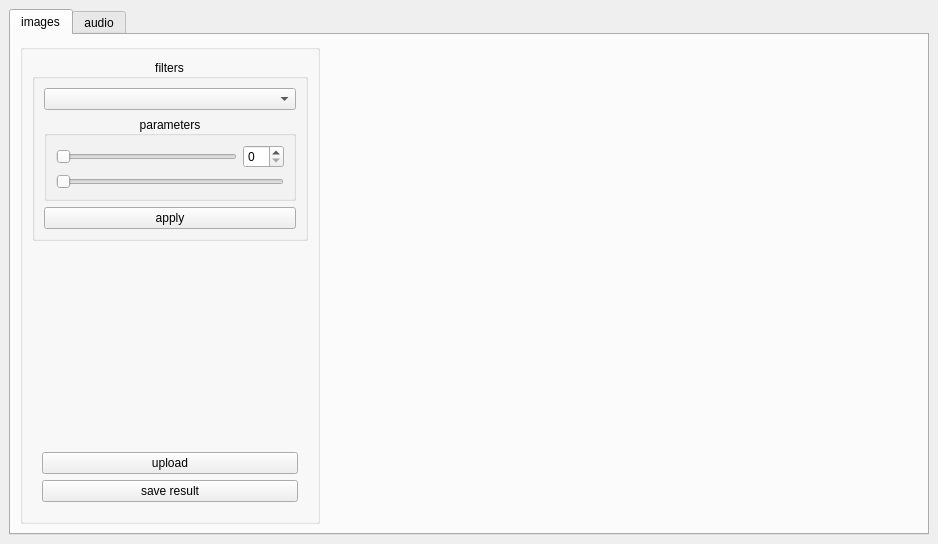
This is FFT-processing/mainwindow.ui in 5arcoramphu5/image-and-audio-processing-with-FFT as Qt 5 draws it before an edit. The edited form follows.
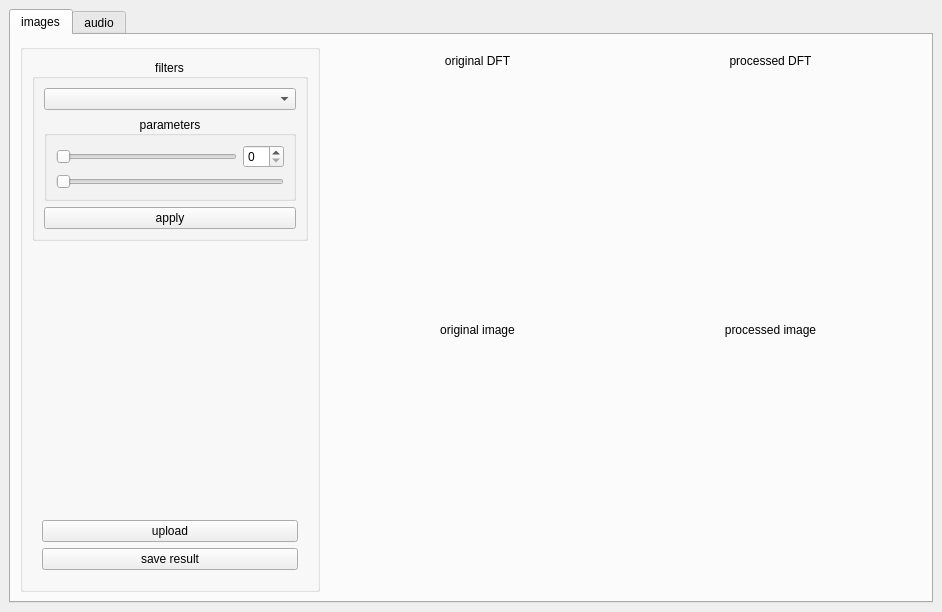
This is the edited form. Icons and pictures are not drawn.

Commit message: normalizing dft images, cosmetic changes - images part done :)

Diff of the .ui file:
```diff
--- a/FFT-processing/mainwindow.ui
+++ b/FFT-processing/mainwindow.ui
@@ -6,8 +6,8 @@
    <rect>
     <x>0</x>
     <y>0</y>
-    <width>938</width>
-    <height>544</height>
+    <width>942</width>
+    <height>612</height>
    </rect>
   </property>
   <property name="sizePolicy">
@@ -239,21 +239,84 @@
         <item>
          <layout class="QGridLayout" name="images_layout">
           <property name="leftMargin">
-           <number>20</number>
+           <number>10</number>
           </property>
           <property name="topMargin">
-           <number>20</number>
+           <number>10</number>
           </property>
           <property name="rightMargin">
-           <number>20</number>
+           <number>10</number>
           </property>
           <property name="bottomMargin">
-           <number>20</number>
+           <number>10</number>
           </property>
           <property name="spacing">
-           <number>20</number>
+           <number>10</number>
           </property>
+          <item row="0" column="0">
+           <layout class="QVBoxLayout" name="unprocessedDFTLayout">
+            <property name="spacing">
+             <number>3</number>
+            </property>
+            <item>
+             <widget class="QLabel" name="label">
+              <property name="maximumSize">
+               <size>
+                <width>16777215</width>
+                <height>20</height>
+               </size>
+              </property>
+              <property name="text">
+               <string>original DFT</string>
+              </property>
+              <property name="alignment">
+               <set>Qt::AlignCenter</set>
+              </property>
+             </widget>
+            </item>
+            <item>
+             <widget class="QLabel" name="unprocessedImageDFT">
+              <property name="sizePolicy">
+               <sizepolicy hsizetype="Expanding" vsizetype="Expanding">
+                <horstretch>0</horstretch>
+                <verstretch>0</verstretch>
+               </sizepolicy>
+              </property>
+              <property name="text">
+               <string/>
+              </property>
+              <property name="pixmap">
+               <pixmap>../../../../../../run/user/1000/doc/4189995d/gray.png</pixmap>
+              </property>
+              <property name="scaledContents">
+               <bool>true</bool>
+              </property>
+              <property name="alignment">
+               <set>Qt::AlignCenter</set>
+              </property>
+              <property name="margin">
+               <number>0</number>
+              </property>
+             </widget>
+            </item>
+           </layout>
+          </item>
           <item row="0" column="1">
+           <layout class="QVBoxLayout" name="processedDFTLayout">
+            <property name="spacing">
+             <number>3</number>
+            </property>
+            <item>
+             <widget class="QLabel" name="label_2">
+              <property name="text">
+               <string>processed DFT</string>
+              </property>
+              <property name="alignment">
+               <set>Qt::AlignCenter</set>
+              </property>
+             </widget>
+            </item>
+            <item>
            <widget class="QLabel" name="processedImageDFT">
             <property name="sizePolicy">
              <sizepolicy hsizetype="Expanding" vsizetype="Expanding">
@@ -275,7 +338,24 @@
             </property>
            </widget>
           </item>
+           </layout>
+          </item>
           <item row="1" column="0">
+           <layout class="QVBoxLayout" name="originalImageLayout">
+            <property name="spacing">
+             <number>3</number>
+            </property>
+            <item>
+             <widget class="QLabel" name="label_3">
+              <property name="text">
+               <string>original image</string>
+              </property>
+              <property name="alignment">
+               <set>Qt::AlignCenter</set>
+              </property>
+             </widget>
+            </item>
+            <item>
            <widget class="QLabel" name="unprocessedImage">
             <property name="sizePolicy">
              <sizepolicy hsizetype="Expanding" vsizetype="Expanding">
@@ -297,32 +377,24 @@
             </property>
            </widget>
           </item>
-          <item row="0" column="0">
-           <widget class="QLabel" name="unprocessedImageDFT">
-            <property name="sizePolicy">
-             <sizepolicy hsizetype="Expanding" vsizetype="Expanding">
-              <horstretch>0</horstretch>
-              <verstretch>0</verstretch>
-             </sizepolicy>
-            </property>
-            <property name="text">
-             <string/>
-            </property>
-            <property name="pixmap">
-             <pixmap>../../../../../../run/user/1000/doc/4189995d/gray.png</pixmap>
-            </property>
-            <property name="scaledContents">
-             <bool>true</bool>
-            </property>
-            <property name="alignment">
-             <set>Qt::AlignCenter</set>
-            </property>
-            <property name="margin">
-             <number>0</number>
-            </property>
-           </widget>
+           </layout>
           </item>
           <item row="1" column="1">
+           <layout class="QVBoxLayout" name="processedImageLayout">
+            <property name="spacing">
+             <number>3</number>
+            </property>
+            <item>
+             <widget class="QLabel" name="label_4">
+              <property name="text">
+               <string>processed image</string>
+              </property>
+              <property name="alignment">
+               <set>Qt::AlignCenter</set>
+              </property>
+             </widget>
+            </item>
+            <item>
            <widget class="QLabel" name="processedImage">
             <property name="sizePolicy">
              <sizepolicy hsizetype="Expanding" vsizetype="Expanding">
@@ -346,6 +418,8 @@
              <set>Qt::AlignCenter</set>
             </property>
            </widget>
+            </item>
+           </layout>
           </item>
          </layout>
         </item>
```
Left out of the diff: 6 changed lines with no effect on the pictures. Lines whose indentation alone changed are shown as unchanged. The commit also changes 5 other files.
